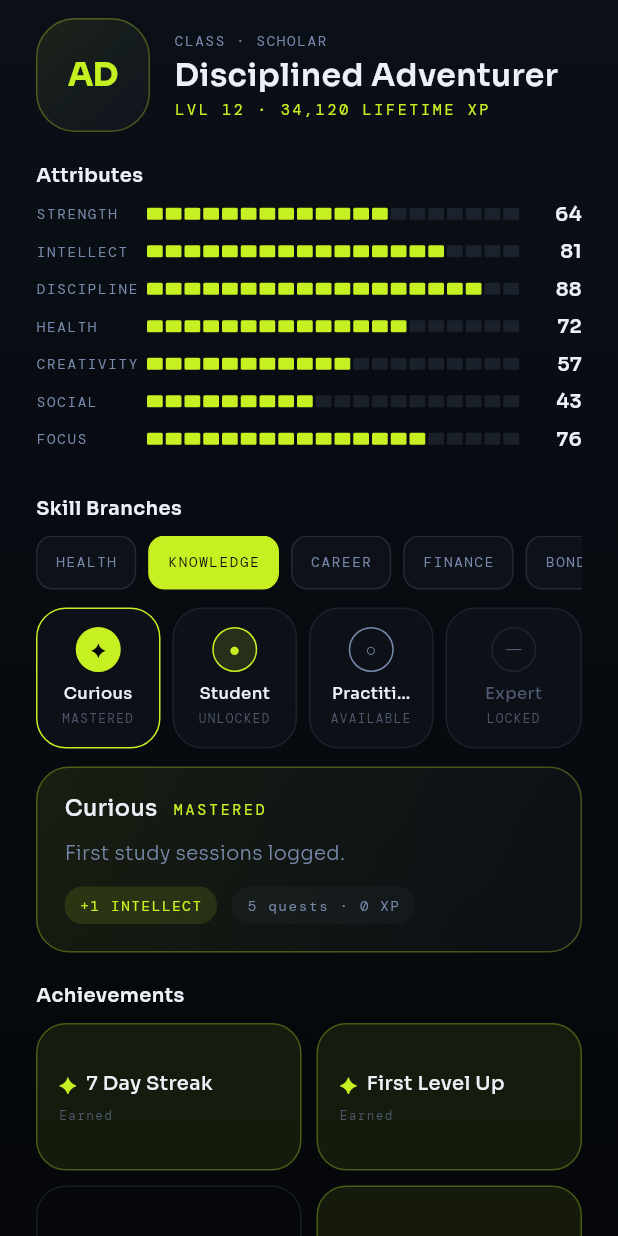
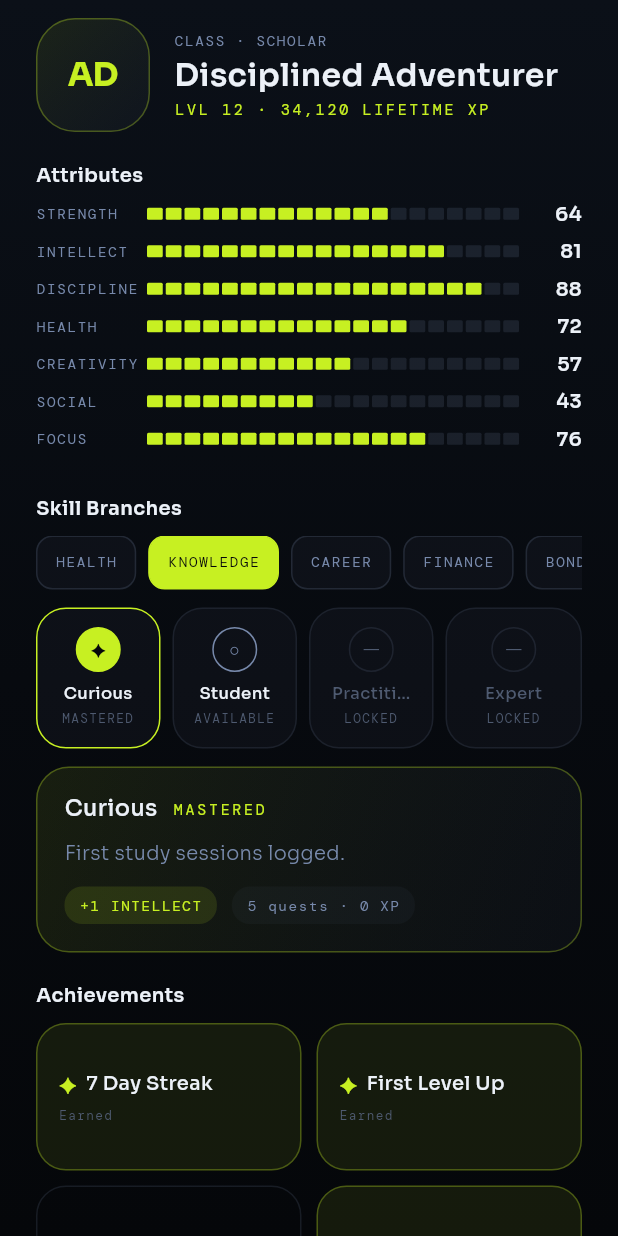
Before and after one commit to Mattathiasa/lifequest, a Flutter app: the CharacterPage widget shown alone on an empty page, opened directly, after a tap on "KNOWLEDGE", on a phone screen of 412 x 824 dp. Run offline on Flutter 3.47's test engine with Material 3 defaults, Android fonts, the light colour scheme and no system bars; our stand-ins replace flutter_local_notifications, flutter_riverpod, google_fonts, shared_preferences, timezone; accounts and stored records are empty.

Commit message:
feat(character): add dynamic skill branch unlocking based on attributes
- Created skill_providers.dart with node state computation logic
- Skill nodes now unlock based on attribute values and quest history
- Updated CharacterPage to use live skill states
- Node states dynamically update as player progresses

```diff
--- a/flutter/lib/features/character/presentation/character_page.dart
+++ b/flutter/lib/features/character/presentation/character_page.dart
@@ -9,13 +9,14 @@ import '../../../core/widgets/xp_tick_bar.dart';
 import '../../../core/widgets/category_chip.dart';
 import '../../progression/application/achievement_providers.dart';
 import '../../progression/application/progression_controller.dart';
+import '../../progression/application/skill_providers.dart';
 import '../../settings/application/settings_controller.dart';
 
 /// Skill tree node data from the prototype.
 class SkillNode {
   const SkillNode({
     required this.name,
-    required this.state,
+    required this.defaultState,
     required this.requirement,
     required this.description,
     required this.benefit,
@@ -23,7 +24,7 @@ class SkillNode {
   });
 
   final String name;
-  final String state; // Mastered, Unlocked, Available, Locked
+  final String defaultState; // Default state if not dynamically determined
   final String requirement;
   final String description;
   final String benefit;
@@ -35,7 +36,7 @@ const _skillTree = <String, List<SkillNode>>{
   'Health': [
     SkillNode(
       name: 'Beginner',
-      state: 'Mastered',
+      defaultState: 'Mastered',
       requirement: '5 quests',
       description: 'You showed up. The first week is the hard one.',
       benefit: '+1 HEALTH per quest',
@@ -43,7 +44,7 @@ const _skillTree = <String, List<SkillNode>>{
     ),
     SkillNode(
       name: 'Consistent',
-      state: 'Unlocked',
+      defaultState: 'Unlocked',
       requirement: '25 quests',
       description: 'Health quests four days a week, for a month.',
       benefit: '+2 HEALTH per quest',
@@ -51,7 +52,7 @@ const _skillTree = <String, List<SkillNode>>{
     ),
     SkillNode(
       name: 'Athlete',
-      state: 'Available',
+      defaultState: 'Available',
       requirement: '60 quests',
       description: 'Sustain hard training quests for eight weeks.',
       benefit: 'Unlocks epic training chains',
@@ -59,7 +60,7 @@ const _skillTree = <String, List<SkillNode>>{
     ),
     SkillNode(
       name: 'Elite',
-      state: 'Locked',
+      defaultState: 'Locked',
       requirement: '150 quests',
       description: 'Needs Athlete plus a 100-day streak.',
       benefit: '+5 HEALTH · Elite title',
@@ -69,7 +70,7 @@ const _skillTree = <String, List<SkillNode>>{
   'Knowledge': [
     SkillNode(
       name: 'Curious',
-      state: 'Mastered',
+      defaultState: 'Mastered',
       requirement: '5 quests',
       description: 'First study sessions logged.',
       benefit: '+1 INTELLECT',
@@ -77,7 +78,7 @@ const _skillTree = <String, List<SkillNode>>{
     ),
     SkillNode(
       name: 'Student',
-      state: 'Unlocked',
+      defaultState: 'Unlocked',
       requirement: '30 quests',
       description: 'A month of daily learning.',
       benefit: '+2 INTELLECT',
@@ -85,7 +86,7 @@ const _skillTree = <String, List<SkillNode>>{
     ),
     SkillNode(
       name: 'Practitioner',
-      state: 'Available',
+      defaultState: 'Available',
       requirement: '80 quests',
       description: 'Ship something you learned — projects count double.',
       benefit: 'Unlocks project chains',
@@ -93,7 +94,7 @@ const _skillTree = <String, List<SkillNode>>{
     ),
     SkillNode(
       name: 'Expert',
-      state: 'Locked',
+      defaultState: 'Locked',
       requirement: '200 quests',
       description: 'Teach the thing you learned.',
       benefit: '+5 INTELLECT · Scholar',
@@ -103,7 +104,7 @@ const _skillTree = <String, List<SkillNode>>{
   'Career': [
     SkillNode(
       name: 'Focused',
-      state: 'Unlocked',
+      defaultState: 'Unlocked',
       requirement: '10 quests',
       description: 'Deep-work blocks five days running.',
       benefit: '+1 FOCUS',
@@ -111,7 +112,7 @@ const _skillTree = <String, List<SkillNode>>{
     ),
     SkillNode(
       name: 'Operator',
-      state: 'Available',
+      defaultState: 'Available',
       requirement: '40 quests',
       description: 'Plan the week before it starts, four weeks straight.',
       benefit: 'Weekly planning slot',
@@ -119,7 +120,7 @@ const _skillTree = <String, List<SkillNode>>{
     ),
     SkillNode(
       name: 'Lead',
-      state: 'Locked',
+      defaultState: 'Locked',
       requirement: '100 quests',
       description: 'Mentoring and delegation quests unlock here.',
       benefit: '+3 SOCIAL · +3 FOCUS',
@@ -127,7 +128,7 @@ const _skillTree = <String, List<SkillNode>>{
     ),
     SkillNode(
       name: 'Founder',
-      state: 'Locked',
+      defaultState: 'Locked',
       requirement: '250 quests',
       description: 'The long game.',
       benefit: 'Legendary title',
@@ -137,7 +138,7 @@ const _skillTree = <String, List<SkillNode>>{
   'Finance': [
     SkillNode(
       name: 'Tracker',
-      state: 'Unlocked',
+      defaultState: 'Unlocked',
       requirement: '8 quests',
       description: 'Log spending for two weeks.',
       benefit: '+1 DISCIPLINE',
@@ -145,7 +146,7 @@ const _skillTree = <String, List<SkillNode>>{
     ),
     SkillNode(
       name: 'Saver',
-      state: 'Available',
+      defaultState: 'Available',
       requirement: '30 quests',
       description: 'Hit a monthly savings target three times.',
       benefit: 'Unlocks goal vault',
@@ -153,7 +154,7 @@ const _skillTree = <String, List<SkillNode>>{
     ),
     SkillNode(
       name: 'Investor',
-      state: 'Locked',
+      defaultState: 'Locked',
       requirement: '75 quests',
       description: 'Automate, then review quarterly.',
       benefit: '+3 DISCIPLINE',
@@ -161,7 +162,7 @@ const _skillTree = <String, List<SkillNode>>{
     ),
     SkillNode(
       name: 'Free',
-      state: 'Locked',
+      defaultState: 'Locked',
       requirement: '200 quests',
       description: 'Runway measured in years.',
       benefit: 'Legendary title',
@@ -171,7 +172,7 @@ const _skillTree = <String, List<SkillNode>>{
   'Bonds': [
     SkillNode(
       name: 'Present',
-      state: 'Unlocked',
+      defaultState: 'Unlocked',
       requirement: '6 quests',
       description: 'Phone away, people first.',
       benefit: '+1 SOCIAL',
@@ -179,7 +180,7 @@ const _skillTree = <String, List<SkillNode>>{
     ),
     SkillNode(
       name: 'Connector',
-      state: 'Available',
+      defaultState: 'Available',
       requirement: '25 quests',
       description: 'Reach out weekly for two months.',
       benefit: 'Unlocks shared quests',
@@ -187,7 +188,7 @@ const _skillTree = <String, List<SkillNode>>{
     ),
     SkillNode(
       name: 'Anchor',
-      state: 'Locked',
+      defaultState: 'Locked',
       requirement: '70 quests',
       description: 'Be the person others rely on.',
       benefit: '+3 SOCIAL',
@@ -195,7 +196,7 @@ const _skillTree = <String, List<SkillNode>>{
     ),
     SkillNode(
       name: 'Community',
-      state: 'Locked',
+      defaultState: 'Locked',
       requirement: '160 quests',
       description: 'Build something with other people.',
       benefit: 'Legendary title',
@@ -205,7 +206,7 @@ const _skillTree = <String, List<SkillNode>>{
   'Craft': [
     SkillNode(
       name: 'Maker',
-      state: 'Unlocked',
+      defaultState: 'Unlocked',
       requirement: '6 quests',
       description: 'Finish small things, often.',
       benefit: '+1 CREATIVITY',
@@ -213,7 +214,7 @@ const _skillTree = <String, List<SkillNode>>{
     ),
     SkillNode(
       name: 'Craftsman',
-      state: 'Available',
+      defaultState: 'Available',
       requirement: '28 quests',
       description: 'A daily practice, thirty days.',
       benefit: 'Unlocks portfolio quests',
@@ -221,7 +222,7 @@ const _skillTree = <String, List<SkillNode>>{
     ),
     SkillNode(
       name: 'Author',
-      state: 'Locked',
+      defaultState: 'Locked',
       requirement: '80 quests',
       description: 'Publish the work.',
       benefit: '+3 CREATIVITY',
@@ -229,7 +230,7 @@ const _skillTree = <String, List<SkillNode>>{
     ),
     SkillNode(
       name: 'Visionary',
-      state: 'Locked',
+      defaultState: 'Locked',
       requirement: '180 quests',
       description: 'A body of work.',
       benefit: 'Legendary title',
@@ -239,7 +240,7 @@ const _skillTree = <String, List<SkillNode>>{
   'Mind': [
     SkillNode(
       name: 'Still',
-      state: 'Mastered',
+      defaultState: 'Mastered',
       requirement: '7 quests',
       description: 'A week of sitting with your own head.',
       benefit: '+1 DISCIPLINE',
@@ -247,7 +248,7 @@ const _skillTree = <String, List<SkillNode>>{
     ),
     SkillNode(
       name: 'Grounded',
-      state: 'Unlocked',
+      defaultState: 'Unlocked',
       requirement: '30 quests',
       description: 'Daily meditation for a month.',
       benefit: '+2 DISCIPLINE',
@@ -255,7 +256,7 @@ const _skillTree = <String, List<SkillNode>>{
     ),
     SkillNode(
       name: 'Centered',
-      state: 'Available',
+      defaultState: 'Available',
       requirement: '75 quests',
       description: 'Longer sits plus one full detox day.',
       benefit: 'Unlocks retreat adventure',
@@ -263,7 +264,7 @@ const _skillTree = <String, List<SkillNode>>{
     ),
     SkillNode(
       name: 'Serene',
-      state: 'Locked',
+      defaultState: 'Locked',
       requirement: '180 quests',
       description: 'Equanimity under real pressure.',
       benefit: '+5 DISCIPLINE',
@@ -308,9 +309,13 @@ class _CharacterPageState extends ConsumerState<CharacterPage> {
     final prog = ref.watch(progressionStateProvider);
     final initials = ref.watch(initialsProvider);
     final achievements = ref.watch(achievementsProvider);
+    final nodeStates = ref.watch(skillNodeStatesProvider(_skillBranch));
     final nodes = _skillTree[_skillBranch] ?? [];
     final selectedNode = _selectedNode < nodes.length
         ? nodes[_selectedNode]
+        : null;
+    final selectedNodeState = _selectedNode < nodeStates.length
+        ? nodeStates[_selectedNode]
         : null;
 
     return Container(
@@ -419,8 +424,9 @@ class _CharacterPageState extends ConsumerState<CharacterPage> {
                   Row(
                     children: List.generate(nodes.length, (i) {
                       final node = nodes[i];
+                      final nodeState = i < nodeStates.length ? nodeStates[i] : node.defaultState;
                       final isSelected = i == _selectedNode;
-                      final stateColor = _nodeStateColor(node.state);
+                      final stateColor = _nodeStateColor(nodeState);
 
                       return Expanded(
                         child: GestureDetector(
@@ -465,7 +471,7 @@ class _CharacterPageState extends ConsumerState<CharacterPage> {
                                 Text(
                                   node.name,
                                   style: AppType.bodySmall.copyWith(
-                                    color: node.state == 'Locked'
+                                    color: nodeState == 'Locked'
                                         ? AppColors.muted
                                         : AppColors.textPrimary,
                                     fontSize: 11,
@@ -477,7 +483,7 @@ class _CharacterPageState extends ConsumerState<CharacterPage> {
                                 ),
                                 const SizedBox(height: 2),
                                 Text(
-                                  node.state.toUpperCase(),
+                                  nodeState.toUpperCase(),
                                   style: AppType.microLabel,
                                   textAlign: TextAlign.center,
                                 ),
@@ -490,9 +496,9 @@ class _CharacterPageState extends ConsumerState<CharacterPage> {
                   ),
 
                   // Node detail panel
-                  if (selectedNode != null) ...[
+                  if (selectedNode != null && selectedNodeState != null) ...[
                     const SizedBox(height: Gap.md),
-                    _NodeDetailPanel(node: selectedNode),
+                    _NodeDetailPanel(node: selectedNode, state: selectedNodeState),
                   ],
 
                   const SizedBox(height: Gap.xl),
@@ -627,9 +633,10 @@ class _AttributeRow extends StatelessWidget {
 }
 
 class _NodeDetailPanel extends StatelessWidget {
-  const _NodeDetailPanel({required this.node});
+  const _NodeDetailPanel({required this.node, required this.state});
 
   final SkillNode node;
+  final String state;
 
   @override
   Widget build(BuildContext context) {
@@ -647,7 +654,7 @@ class _NodeDetailPanel extends StatelessWidget {
             children: [
               Text(node.name, style: AppType.cardTitle),
               const SizedBox(width: Gap.sm),
-              Text(node.state.toUpperCase(), style: AppType.eyebrow),
+              Text(state.toUpperCase(), style: AppType.eyebrow),
             ],
           ),
           const SizedBox(height: Gap.sm),
--- /dev/null
+++ b/flutter/lib/features/progression/application/skill_providers.dart
@@ -0,0 +1,153 @@
+import 'package:flutter_riverpod/flutter_riverpod.dart';
+
+import '../domain/attributes.dart';
+import 'progression_controller.dart';
+
+/// Skill node unlock requirements based on the design spec.
+class SkillNodeRequirement {
+  const SkillNodeRequirement({
+    required this.attribute,
+    required this.minValue,
+    required this.minQuestsInCategory,
+  });
+
+  final Attribute attribute;
+  final int minValue;
+  final int minQuestsInCategory;
+}
+
+/// The unlock requirements for each skill branch's nodes.
+const skillNodeRequirements = <String, List<SkillNodeRequirement>>{
+  'Health': [
+    SkillNodeRequirement(attribute: Attribute.health, minValue: 0, minQuestsInCategory: 0),
+    SkillNodeRequirement(attribute: Attribute.health, minValue: 30, minQuestsInCategory: 25),
+    SkillNodeRequirement(attribute: Attribute.health, minValue: 50, minQuestsInCategory: 60),
+    SkillNodeRequirement(attribute: Attribute.health, minValue: 75, minQuestsInCategory: 150),
+  ],
+  'Knowledge': [
+    SkillNodeRequirement(attribute: Attribute.intellect, minValue: 0, minQuestsInCategory: 0),
+    SkillNodeRequirement(attribute: Attribute.intellect, minValue: 35, minQuestsInCategory: 30),
+    SkillNodeRequirement(attribute: Attribute.intellect, minValue: 55, minQuestsInCategory: 80),
+    SkillNodeRequirement(attribute: Attribute.intellect, minValue: 80, minQuestsInCategory: 200),
+  ],
+  'Career': [
+    SkillNodeRequirement(attribute: Attribute.focus, minValue: 0, minQuestsInCategory: 0),
+    SkillNodeRequirement(attribute: Attribute.focus, minValue: 30, minQuestsInCategory: 40),
+    SkillNodeRequirement(attribute: Attribute.focus, minValue: 55, minQuestsInCategory: 100),
+    SkillNodeRequirement(attribute: Attribute.focus, minValue: 80, minQuestsInCategory: 250),
+  ],
+  'Finance': [
+    SkillNodeRequirement(attribute: Attribute.discipline, minValue: 0, minQuestsInCategory: 0),
+    SkillNodeRequirement(attribute: Attribute.discipline, minValue: 25, minQuestsInCategory: 30),
+    SkillNodeRequirement(attribute: Attribute.discipline, minValue: 50, minQuestsInCategory: 75),
+    SkillNodeRequirement(attribute: Attribute.discipline, minValue: 80, minQuestsInCategory: 200),
+  ],
+  'Bonds': [
+    SkillNodeRequirement(attribute: Attribute.social, minValue: 0, minQuestsInCategory: 0),
+    SkillNodeRequirement(attribute: Attribute.social, minValue: 25, minQuestsInCategory: 25),
+    SkillNodeRequirement(attribute: Attribute.social, minValue: 50, minQuestsInCategory: 70),
+    SkillNodeRequirement(attribute: Attribute.social, minValue: 75, minQuestsInCategory: 160),
+  ],
+  'Craft': [
+    SkillNodeRequirement(attribute: Attribute.creativity, minValue: 0, minQuestsInCategory: 0),
+    SkillNodeRequirement(attribute: Attribute.creativity, minValue: 25, minQuestsInCategory: 28),
+    SkillNodeRequirement(attribute: Attribute.creativity, minValue: 50, minQuestsInCategory: 80),
+    SkillNodeRequirement(attribute: Attribute.creativity, minValue: 75, minQuestsInCategory: 180),
+  ],
+  'Mind': [
+    SkillNodeRequirement(attribute: Attribute.discipline, minValue: 0, minQuestsInCategory: 0),
+    SkillNodeRequirement(attribute: Attribute.discipline, minValue: 30, minQuestsInCategory: 30),
+    SkillNodeRequirement(attribute: Attribute.discipline, minValue: 55, minQuestsInCategory: 75),
+    SkillNodeRequirement(attribute: Attribute.discipline, minValue: 80, minQuestsInCategory: 180),
+  ],
+};
+
+/// Maps skill branch names to the quest category they track.
+const branchCategoryMap = <String, String>{
+  'Health': 'health',
+  'Knowledge': 'learning',
+  'Career': 'productivity',
+  'Finance': 'finance',
+  'Bonds': 'social',
+  'Craft': 'mindfulness', // Creative quests
+  'Mind': 'mindfulness',
+};
+
+/// Determines the state of a skill node based on requirements and current stats.
+String determineNodeState({
+  required int attributeValue,
+  required int questsInCategory,
+  required SkillNodeRequirement requirement,
+  required int previousNodeIndex,
+  required List<String> previousNodeStates,
+}) {
+  // First node is always available (or mastered if prerequisites met)
+  if (previousNodeIndex < 0) {
+    if (attributeValue >= requirement.minValue && questsInCategory >= requirement.minQuestsInCategory) {
+      return 'Mastered';
+    }
+    return 'Unlocked';
+  }
+
+  // Check if previous node is mastered or unlocked
+  final prevNodeState = previousNodeStates[previousNodeIndex];
+  if (prevNodeState == 'Locked') {
+    return 'Locked';
+  }
+
+  // Check if this node's requirements are met
+  final attributeMet = attributeValue >= requirement.minValue;
+  final questsMet = questsInCategory >= requirement.minQuestsInCategory;
+
+  if (attributeMet && questsMet) {
+    // Check if this is the last unlocked node
+    final allPreviousMastered = previousNodeStates.every(
+      (s) => s == 'Mastered' || s == 'Unlocked',
+    );
+    if (allPreviousMastered) {
+      // This node can be unlocked or mastered
+      return 'Unlocked';
+    }
+  }
+
+  // Requirements not met but previous node is unlocked
+  if (prevNodeState == 'Unlocked' || prevNodeState == 'Mastered') {
+    if (attributeMet && questsMet) {
+      return 'Unlocked';
+    }
+    return 'Available';
+  }
+
+  return 'Locked';
+}
+
+/// Provider for skill node states for a given branch.
+final skillNodeStatesProvider = Provider.family<List<String>, String>((ref, branch) {
+  final attributes = ref.watch(attributesProvider);
+  final history = ref.watch(historyProvider);
+
+  final requirements = skillNodeRequirements[branch] ?? [];
+  final states = <String>[];
+
+  // Count quests in this branch's category
+  final categoryName = branchCategoryMap[branch];
+  final questsInCategory = history.where(
+    (e) => e.category.name == categoryName,
+  ).length;
+
+  for (var i = 0; i < requirements.length; i++) {
+    final req = requirements[i];
+    final attributeValue = attributes[req.attribute];
+
+    final state = determineNodeState(
+      attributeValue: attributeValue,
+      questsInCategory: questsInCategory,
+      requirement: req,
+      previousNodeIndex: i - 1,
+      previousNodeStates: states,
+    );
+    states.add(state);
+  }
+
+  return states;
+});
```
